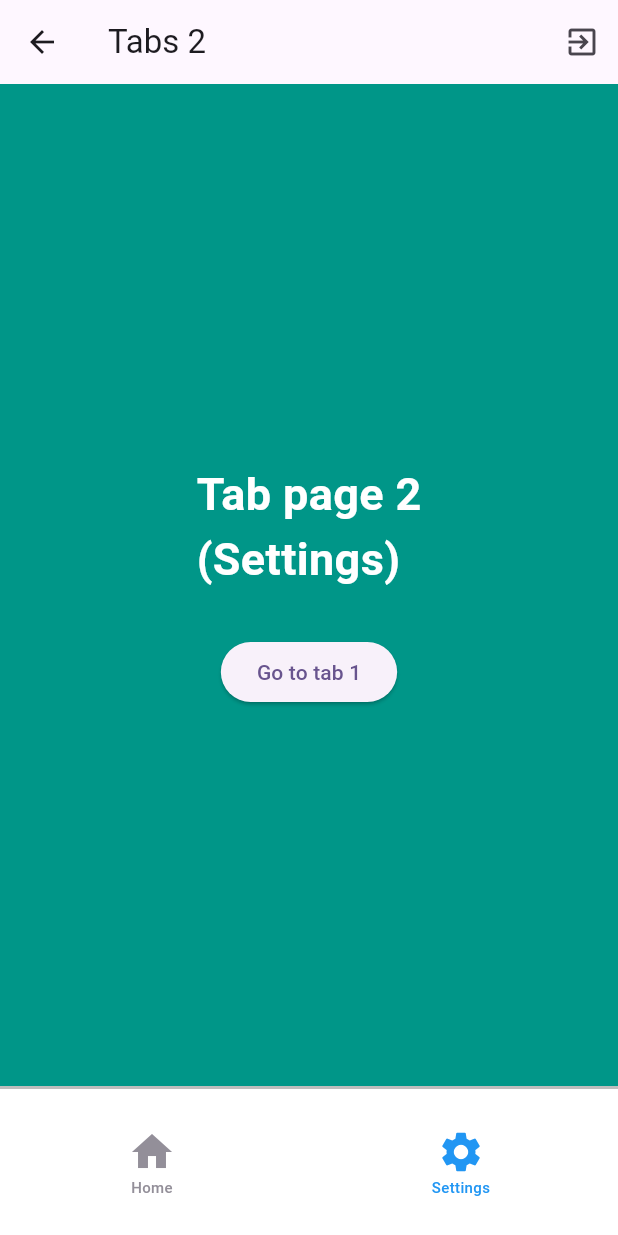
After one commit to akon23/navigator-bicycle, a Flutter app: the screen it shows after launch, scrolled down 177 dp, after a tap on "TABS", on a phone screen of 412 x 824 dp. The commit adds this screen. Run offline on Flutter 3.47's test engine with Material 3 defaults, Android fonts, the phone set to English and light mode, and no system bars; our stand-ins replace bloc, bloc_concurrency, flutter_bloc, freezed_annotation.

Commit message:
Refactor code

```diff
--- a/lib/navigator/bloc/navigator_bloc.dart
+++ b/lib/navigator/bloc/navigator_bloc.dart
@@ -25,6 +25,7 @@ class NavigatorBloc extends Bloc<NavigatorBlocEvent, NavigatorBlocState> {
         _UpdateStackEvent() => _handleUpdateStackEvent(event, emit),
         _ApplyConfigurationEvent() =>
           _handleApplyConfigurationEvent(event, emit),
+        _ReplaceLastEvent() => _handleReplaceLastEvent(event, emit),
       },
       transformer: sequential(),
     );
@@ -37,12 +38,36 @@ class NavigatorBloc extends Bloc<NavigatorBlocEvent, NavigatorBlocState> {
     final newConfig = state.configuration.add(event.route);
     final newStack = [...state.routesStack, event.route];
 
+    /// Уведомляет платформу об изменении в конфигурации
     SystemNavigator.routeInformationUpdated(
       uri: newConfig.uri,
       state: newConfig.state,
     );
 
     // TODO: Добавлять просто в стек и потом гененрировать config по этому стеку ?
+
+    emit(
+      NavigatorBlocState(
+        configuration: newConfig,
+        routesStack: newStack,
+      ),
+    );
+  }
+
+  void _handleReplaceLastEvent(
+    _ReplaceLastEvent event,
+    Emitter<NavigatorBlocState> emit,
+  ) {
+    final newStack = state.routesStack.toList()
+      ..removeLast()
+      ..add(event.route);
+
+    final newConfig = _configFromStack(newStack);
+
+    SystemNavigator.routeInformationUpdated(
+      uri: newConfig.uri,
+      state: newConfig.state,
+    );
 
     emit(
       NavigatorBlocState(
--- a/lib/navigator/bloc/navigator_event.dart
+++ b/lib/navigator/bloc/navigator_event.dart
@@ -3,6 +3,9 @@ part of 'navigator_bloc.dart';
 @immutable
 sealed class NavigatorBlocEvent {
   const factory NavigatorBlocEvent.push(AppRouteModel routeName) = _PushEvent;
+
+  const factory NavigatorBlocEvent.replaceLast(AppRouteModel routeName) =
+      _ReplaceLastEvent;
 
   const factory NavigatorBlocEvent.pop() = _PopEvent;
 
@@ -15,6 +18,12 @@ sealed class NavigatorBlocEvent {
 
 class _PushEvent implements NavigatorBlocEvent {
   const _PushEvent(this.route);
+
+  final AppRouteModel route;
+}
+
+class _ReplaceLastEvent implements NavigatorBlocEvent {
+  const _ReplaceLastEvent(this.route);
 
   final AppRouteModel route;
 }
--- a/lib/navigator/pages_builder.dart
+++ b/lib/navigator/pages_builder.dart
@@ -52,14 +52,21 @@ class _PagesBuilderState extends State<PagesBuilder> {
   }
 
   void _preparePages() {
-    _pages = widget.routes
-        .map(
-          (route) => MaterialPage(
-            child: widget.router.routes[route.name]!.call(context),
+    _pages = widget.routes.map(
+      (route) {
+        if (!widget.router.routes.containsKey(route.name)) {
+          return MaterialPage(
+            child: widget.router.routes[AppRoutes.notFound.name]!.call(context),
             name: route.name,
-          ),
-        )
-        .toList();
+          );
+        }
+
+        return MaterialPage(
+          child: widget.router.routes[route.name]!.call(context),
+          name: route.name,
+        );
+      },
+    ).toList();
 
     if (_pages.isEmpty) {
       _pages = [
--- a/lib/navigator/route_config.dart
+++ b/lib/navigator/route_config.dart
@@ -13,7 +13,6 @@ abstract class IRouteConfig implements RouteInformation {
   @override
   Map<String, Object?>? get state;
 
-  /// Метод для добавления страницы к текущей конфигурации
   IRouteConfig add(AppRouteModel page);
 
   @override
--- a/lib/navigator/router_delegate.dart
+++ b/lib/navigator/router_delegate.dart
@@ -51,6 +51,8 @@ class AppRouterDelegate extends RouterDelegate<IRouteConfig>
                 settings: settings,
                 builder: (context) => const UnknownPage(),
               ),
+
+              ///  Перехватывает нажатие кнопки назад в приложении
               onPopPage: (Route<Object?> route, Object? result) {
                 if (!route.didPop(result)) {
                   return false;
@@ -87,6 +89,7 @@ class AppRouterDelegate extends RouterDelegate<IRouteConfig>
     }
   }
 
+  /// Вызывается при изменении пути в адресной строке или просто со стороны ОС
   @override
   Future<void> setNewRoutePath(IRouteConfig configuration) {
     _navigatorBloc.add(NavigatorBlocEvent.applyConfiguration(configuration));
--- a/lib/navigator/routes.dart
+++ b/lib/navigator/routes.dart
@@ -2,6 +2,7 @@ import 'package:flutter/material.dart';
 import 'package:navigator_bicycle/pages/about_page.dart';
 import 'package:navigator_bicycle/pages/home_page.dart';
 import 'package:navigator_bicycle/pages/settings_page.dart';
+import 'package:navigator_bicycle/pages/tabs_page.dart';
 import 'package:navigator_bicycle/pages/unknown_page.dart';
 import 'package:navigator_bicycle/utils/extentions/navigator_extensions.dart';
 
@@ -33,6 +34,7 @@ class AppRoutes {
   static const _settingsPath = 'settings';
   static const _aboutPath = 'about';
   static const _notFoundPath = 'notFound';
+  static const _tabsPagePath = 'tabs';
 
   static const main = AppRouteModel(_mainPath);
 
@@ -43,6 +45,8 @@ class AppRoutes {
   static const about = AppRouteModel<String>(_aboutPath);
 
   static const notFound = AppRouteModel(_notFoundPath);
+
+  static const tabsPage = AppRouteModel<int>(_tabsPagePath);
 }
 
 class AppRouter {
@@ -59,5 +63,10 @@ class AppRouter {
           return AboutPage(args: args);
         },
         AppRoutes.notFound.name: (context) => const UnknownPage(),
+        AppRoutes.tabsPage.name: (context) {
+          final args = AppRoutes.tabsPage.getRequiredArguments(context);
+
+          return TabsPage(tabIndex: args);
+        }
       };
 }
--- a/lib/pages/home_page.dart
+++ b/lib/pages/home_page.dart
@@ -4,7 +4,9 @@ import 'package:navigator_bicycle/navigator/routes.dart';
 import 'package:navigator_bicycle/utils/extentions/navigator_extensions.dart';
 
 class HomePage extends StatefulWidget {
-  const HomePage({super.key});
+  const HomePage({
+    super.key,
+  });
 
   @override
   State<HomePage> createState() => _HomePageState();
@@ -25,12 +27,10 @@ class _HomePageState extends State<HomePage> {
           )
         ],
       ),
-      body: Padding(
-        padding: const EdgeInsets.symmetric(horizontal: 20.0),
-        child: Center(
-          child: Column(
+      body: Column(
         mainAxisAlignment: MainAxisAlignment.center,
         children: [
+          const SizedBox(height: 50),
           const Text('HOME'),
           const SizedBox(height: 50),
           Row(
@@ -40,17 +40,45 @@ class _HomePageState extends State<HomePage> {
                 onPressed: () {
                   context.navBloc.add(
                     NavigatorBlocEvent.push(
-                          AppRoutes.settings.withArguments(31313),
+                      AppRoutes.settings.withArguments(313131),
                     ),
                   );
                 },
                 child: const Text('SETTINGS'),
               ),
-                ],
-              )
+              ElevatedButton(
+                onPressed: () {
+                  context.navBloc.add(
+                    NavigatorBlocEvent.push(
+                      AppRoutes.tabsPage.withArguments(1),
+                    ),
+                  );
+                },
+                child: const Text('TABS'),
+              ),
             ],
           ),
+          const SizedBox(height: 50),
+          Expanded(
+            child: ColoredBox(
+              color: Colors.white54,
+              child: ListView.separated(
+                itemCount: 10,
+                itemBuilder: (context, index) => ListTile(
+                  title: Text('Item $index'),
+                  onTap: () {
+                    context.navBloc.add(
+                      NavigatorBlocEvent.push(
+                        AppRoutes.about.withArguments('About args $index'),
                       ),
+                    );
+                  },
+                ),
+                separatorBuilder: (context, index) => const Divider(),
+              ),
+            ),
+          ),
+        ],
       ),
     );
   }
--- /dev/null
+++ b/lib/pages/tabs_page.dart
@@ -0,0 +1,249 @@
+import 'package:flutter/material.dart';
+import 'package:navigator_bicycle/navigator/bloc/navigator_bloc.dart';
+import 'package:navigator_bicycle/navigator/routes.dart';
+import 'package:navigator_bicycle/utils/extentions/navigator_extensions.dart';
+import 'package:navigator_bicycle/widgets/bottom_navigation_item.dart';
+
+class TabsPage extends StatefulWidget {
+  const TabsPage({
+    super.key,
+    required this.tabIndex,
+  });
+
+  final int tabIndex;
+
+  @override
+  State<TabsPage> createState() => _TabsPageState();
+}
+
+class _TabsPageState extends State<TabsPage>
+    with SingleTickerProviderStateMixin {
+  late final TabController _tabController;
+
+  @override
+  void initState() {
+    super.initState();
+
+    _tabController = TabController(
+      initialIndex: widget.tabIndex,
+      length: 2,
+      vsync: this,
+    );
+  }
+
+  @override
+  void didUpdateWidget(TabsPage oldWidget) {
+    super.didUpdateWidget(oldWidget);
+
+    if (oldWidget.tabIndex != widget.tabIndex) {
+      _tabController.animateTo(widget.tabIndex);
+    }
+  }
+
+  @override
+  void dispose() {
+    _tabController.dispose();
+
+    super.dispose();
+  }
+
+  @override
+  Widget build(BuildContext context) {
+    return Scaffold(
+      backgroundColor: Colors.orange.shade700,
+      appBar: AppBar(
+        title: Text('Tabs ${_tabController.index + 1}'),
+        actions: [
+          IconButton(
+            onPressed: () {
+              context.navBloc.add(const NavigatorBlocEvent.pop());
+            },
+            icon: const Icon(Icons.exit_to_app),
+          )
+        ],
+      ),
+      body: Column(
+        mainAxisAlignment: MainAxisAlignment.center,
+        children: [
+          // TODO: child
+          Expanded(
+            child: Center(
+              child: ConstrainedBox(
+                constraints: const BoxConstraints(maxWidth: 500),
+                child: TabBarView(
+                  controller: _tabController,
+                  physics: const NeverScrollableScrollPhysics(),
+                  children: const [
+                    _TabOnePage(index: 1, name: 'Home'),
+                    _TabTwoPage(index: 2, name: 'Settings'),
+                  ],
+                ),
+              ),
+            ),
+          ),
+          Container(
+            decoration: const BoxDecoration(
+              color: Colors.white,
+              border: Border(
+                top: BorderSide(color: Colors.black26, width: 2),
+              ),
+            ),
+            constraints: const BoxConstraints(maxHeight: 100),
+            child: SafeArea(
+              child: Row(
+                mainAxisAlignment: MainAxisAlignment.spaceAround,
+                children: [
+                  BottomNavigationItem(
+                    title: 'Home',
+                    icon: Icons.home,
+                    isActive: _tabController.index == 0,
+                    onItemSelected: () {
+                      context.navBloc.add(
+                        NavigatorBlocEvent.replaceLast(
+                          AppRoutes.tabsPage.withArguments(0),
+                        ),
+                      );
+                    },
+                  ),
+                  BottomNavigationItem(
+                    title: 'Settings',
+                    icon: Icons.settings,
+                    isActive: _tabController.index == 1,
+                    onItemSelected: () {
+                      context.navBloc.add(
+                        NavigatorBlocEvent.replaceLast(
+                          AppRoutes.tabsPage.withArguments(1),
+                        ),
+                      );
+                    },
+                  ),
+                ],
+              ),
+            ),
+          ),
+        ],
+      ),
+    );
+  }
+}
+
+class _TabOnePage extends StatelessWidget {
+  const _TabOnePage({required this.index, required this.name});
+
+  final int index;
+  final String name;
+
+  @override
+  Widget build(BuildContext context) {
+    return Scaffold(
+      backgroundColor: Colors.teal,
+      body: Center(
+        child: Column(
+          mainAxisAlignment: MainAxisAlignment.center,
+          children: [
+            Expanded(
+              child: Center(
+                child: Text(
+                  'Tab page $index\n($name)',
+                  style: const TextStyle(color: Colors.white, fontSize: 30),
+                ),
+              ),
+            ),
+            ElevatedButton(
+              onPressed: () {
+                context.navBloc.add(
+                  NavigatorBlocEvent.replaceLast(
+                    AppRoutes.tabsPage.withArguments(1),
+                  ),
+                );
+
+                /*final stack = context.navBloc.state.routesStack.toList();
+                stack.removeLast();
+
+                final newStack = [
+                  ...stack,
+                  AppRoutes.tabsPage.withArguments(1),
+                ];
+
+                context.navBloc.add(
+                  NavigatorBlocEvent.updateStack(newStack),
+                );*/
+              },
+              child: const Text('Go to tab 2'),
+            ),
+            Expanded(
+              flex: 2,
+              child: ColoredBox(
+                color: Colors.white54,
+                child: ListView.separated(
+                  itemCount: 10,
+                  itemBuilder: (context, index) => ListTile(
+                    title: Text('Item $index'),
+                    onTap: () {
+                      context.navBloc.add(
+                        NavigatorBlocEvent.push(
+                          AppRoutes.about.withArguments('About args $index'),
+                        ),
+                      );
+                    },
+                  ),
+                  separatorBuilder: (context, index) => const Divider(),
+                ),
+              ),
+            ),
+          ],
+        ),
+      ),
+    );
+  }
+}
+
+class _TabTwoPage extends StatelessWidget {
+  const _TabTwoPage({required this.index, required this.name});
+
+  final int index;
+  final String name;
+
+  @override
+  Widget build(BuildContext context) {
+    return Scaffold(
+      backgroundColor: Colors.teal,
+      body: Center(
+        child: Column(
+          mainAxisAlignment: MainAxisAlignment.center,
+          children: [
+            Center(
+              child: Text(
+                'Tab page $index\n($name)',
+                style: const TextStyle(color: Colors.white, fontSize: 30),
+              ),
+            ),
+            const SizedBox(height: 30),
+            ElevatedButton(
+              onPressed: () {
+                context.navBloc.add(
+                  NavigatorBlocEvent.replaceLast(
+                    AppRoutes.tabsPage.withArguments(0),
+                  ),
+                );
+
+                // final stack = context.navBloc.state.routesStack.toList();
+                // stack.removeLast();
+                //
+                // final newStack = [
+                //   ...stack,
+                //   AppRoutes.tabsPage.withArguments(0),
+                // ];
+                //
+                // context.navBloc.add(
+                //   NavigatorBlocEvent.updateStack(newStack),
+                // );
+              },
+              child: const Text('Go to tab 1'),
+            ),
+          ],
+        ),
+      ),
+    );
+  }
+}
--- /dev/null
+++ b/lib/widgets/bottom_navigation_item.dart
@@ -0,0 +1,41 @@
+import 'package:flutter/material.dart';
+
+class BottomNavigationItem extends StatelessWidget {
+  const BottomNavigationItem({
+    required this.title,
+    required this.icon,
+    this.isActive = false,
+    this.onItemSelected,
+    super.key,
+  });
+
+  final String title;
+  final bool isActive;
+  final IconData icon;
+  final VoidCallback? onItemSelected;
+
+  @override
+  Widget build(BuildContext context) {
+    final color = isActive ? Colors.blue : const Color(0xff938F99);
+
+    return InkWell(
+      onTap: onItemSelected,
+      highlightColor: Colors.transparent,
+      splashColor: Colors.transparent,
+      child: Column(
+        mainAxisAlignment: MainAxisAlignment.center,
+        children: [
+          Icon(icon, color: color, size: 32),
+          Text(
+            title,
+            style: TextStyle(
+              color: color,
+              fontSize: 10,
+              fontWeight: FontWeight.w500,
+            ),
+          ),
+        ],
+      ),
+    );
+  }
+}
```
Also changed, not shown: lib/pages/about_page.dart (+19 -2 lines). Lines whose indentation alone changed are shown as unchanged.
